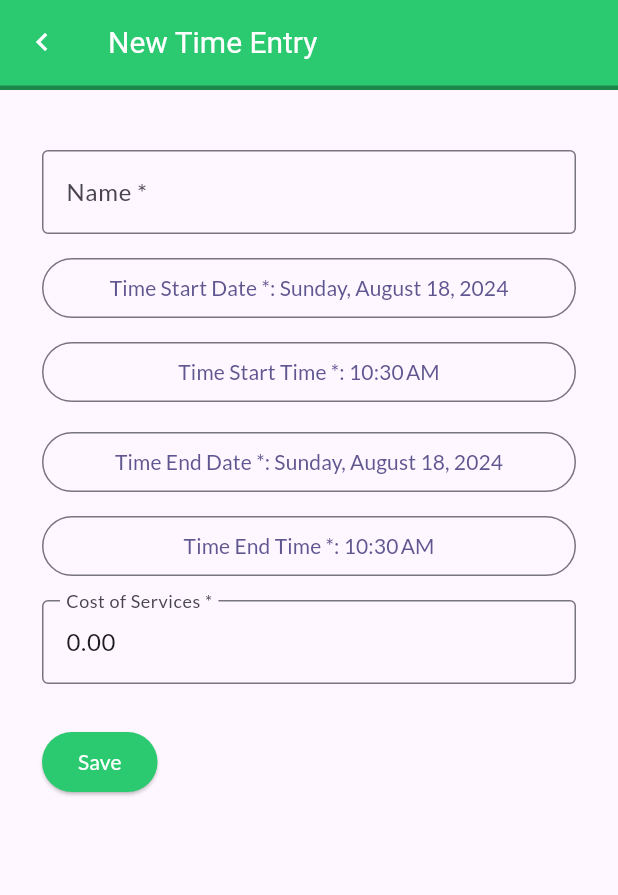
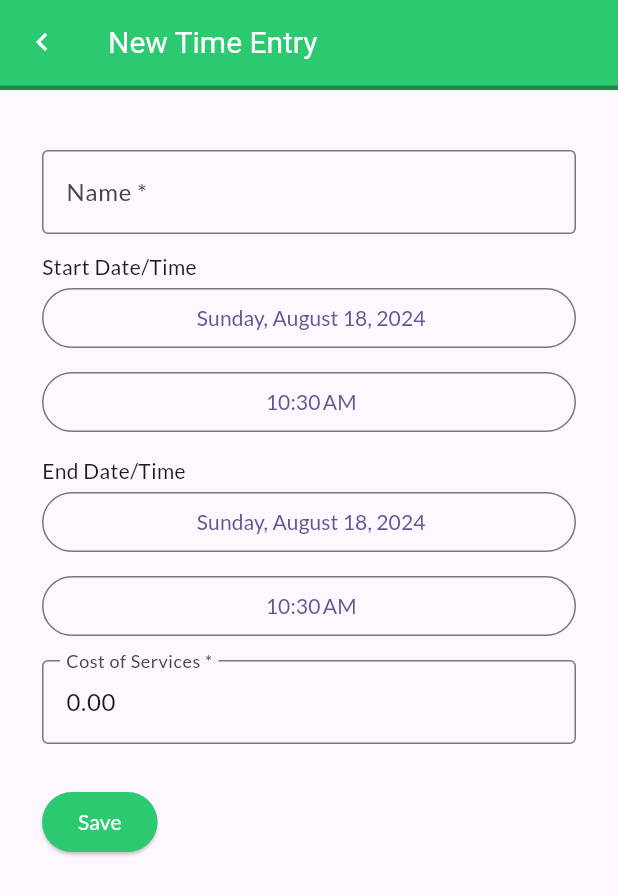
Before and after one commit to jcoolu/Creaphur, a Flutter app: the TimeEntryScreen screen opened directly with empty values, on a phone screen of 412 x 824 dp. Shown: the top 895 px of the screen. Run offline on Flutter 3.47's test engine with Material 3 defaults, Android fonts, the phone set to English and light mode, and no system bars; our stand-ins replace confetti, dropdown_search, file_picker, fl_chart, google_fonts, share_plus and 1 more; missing offline and left inert: widgetbook; accounts and stored records are empty; project files that could hold a hidden picture were left out.

Commit message:
not needed, edited time entry labels for forms that use time and date. feel free to revert

```diff
--- a/creaphur/lib/widgets/date_time_picker.dart
+++ b/creaphur/lib/widgets/date_time_picker.dart
@@ -128,7 +128,7 @@ class DateTimePicker extends StatelessWidget {
             child: OutlinedButton(
                 onPressed: chooseDate,
                 child: Text(
-                    '$buttonText Date *: ${DateFormat.yMMMMEEEEd().format(dateTime)}')),
+                    '$buttonText ${DateFormat.yMMMMEEEEd().format(dateTime)}')),
           ),
         ),
         if (showTime ?? true)
@@ -136,8 +136,7 @@ class DateTimePicker extends StatelessWidget {
             width: double.infinity,
             child: OutlinedButton(
                 onPressed: chooseTime,
-                child: Text(
-                    '$buttonText Time *: ${DateFormat.jm().format(dateTime)}')),
+                child: Text('$buttonText ${DateFormat.jm().format(dateTime)}')),
           )
       ],
     );
--- a/creaphur/lib/widgets/forms/project_form.dart
+++ b/creaphur/lib/widgets/forms/project_form.dart
@@ -120,18 +120,20 @@ class ProjectFormState extends State<ProjectForm> {
                             widget.onChange('status', value);
                           }),
                     ),
+                    SizedBox(child: Text('Projected Start: *')),
                     Padding(
                       padding: const EdgeInsets.only(bottom: 12),
                       child: DateTimePicker(
                           type: 'startDate',
                           dateTime: widget.project?.startDate ?? DateTime.now(),
                           onChange: handleChangeDate,
-                          buttonText: 'Projected Start',
+                          buttonText: '',
                           conditional: 'isBefore',
                           showTime: false,
                           compareDate: widget.project?.endDate ??
                               DateTime.now().add(const Duration(days: 1))),
                     ),
+                    SizedBox(child: Text('Projected End: *')),
                     Padding(
                       padding: const EdgeInsets.only(bottom: 12),
                       child: DateTimePicker(
@@ -143,7 +145,7 @@ class ProjectFormState extends State<ProjectForm> {
                           showTime: false,
                           compareDate: widget.project?.startDate ??
                               DateTime.now().add(const Duration(days: 1)),
-                          buttonText: 'Projected End'),
+                          buttonText: ''),
                     ),
                     Padding(
                       padding: const EdgeInsets.only(bottom: 12),
--- a/creaphur/lib/widgets/forms/time_entry_form.dart
+++ b/creaphur/lib/widgets/forms/time_entry_form.dart
@@ -65,6 +65,7 @@ class TimeEntryFormState extends State<TimeEntryForm> {
                             value, 'Please enter a name for your time entry'),
                   ),
                 ),
+                SizedBox(child: Text('Start Date/Time')),
                 Padding(
                   padding: const EdgeInsets.only(bottom: 12),
                   child: DateTimePicker(
@@ -74,8 +75,9 @@ class TimeEntryFormState extends State<TimeEntryForm> {
                       conditional: 'isBefore',
                       compareDate: widget.timeEntry?.endDate ??
                           DateTime.now().add(const Duration(days: 1)),
-                      buttonText: 'Time Start'),
+                      buttonText: ''),
                 ),
+                SizedBox(child: Text('End Date/Time')),
                 Padding(
                   padding: const EdgeInsets.only(bottom: 12),
                   child: DateTimePicker(
@@ -86,7 +88,7 @@ class TimeEntryFormState extends State<TimeEntryForm> {
                       compareDate:
                           widget.timeEntry?.startDate ?? DateTime.now(),
                       onChange: handleChangeDate,
-                      buttonText: 'Time End'),
+                      buttonText: ''),
                 ),
                 Padding(
                   padding: const EdgeInsets.only(bottom: 12),
```
